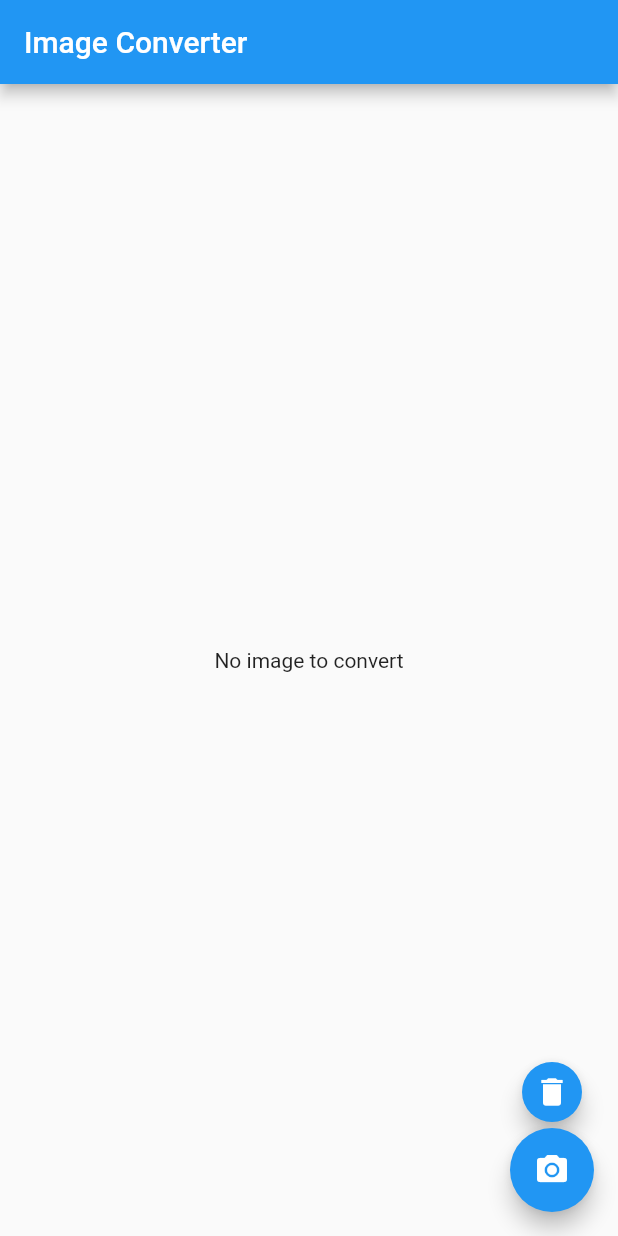
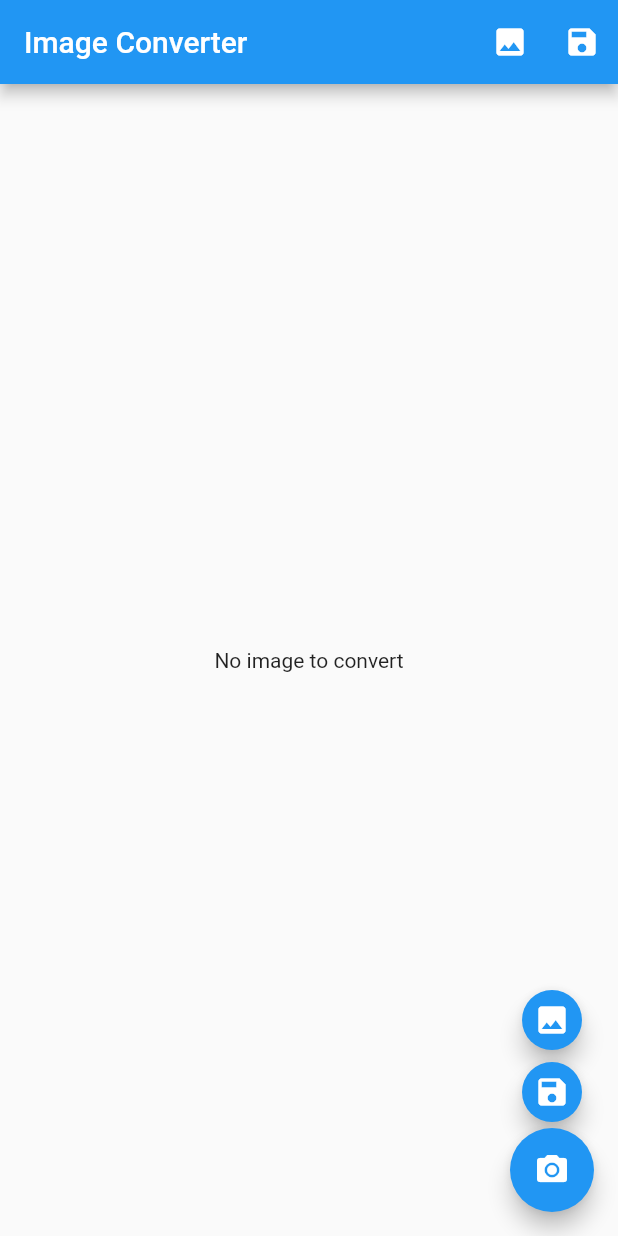
Before and after one commit to ivlop/cartoonify, a Flutter app: the screen it shows after launch, on a phone screen of 412 x 824 dp. Run offline on Flutter 3.47's test engine with Material 2 defaults, Android fonts, the phone set to English and light mode, and no system bars; our stand-ins replace image_picker.

Commit message:
Botones en la appbar 	modified:   image_converter/lib/main.dart

```diff
--- a/image_converter/lib/main.dart
+++ b/image_converter/lib/main.dart
@@ -26,15 +26,35 @@ class _MyAppState extends State<MyApp>{
     return new MaterialApp(title: 'Image converter',
       home: new Scaffold(
           appBar: new AppBar(title: new Text('Image Converter'),
+            actions: <Widget>[
+              IconButton(
+                icon: Icon(Icons.image),
+                tooltip: 'Open gallery',
+                onPressed: (){},
+              ),
+              IconButton(
+                icon: Icon(Icons.save,),
+                tooltip: 'Save photo',
+                onPressed: (){},
+              ),
+            ],
           ),
           body: new Center(child: _image == null? new Text('No image to convert'):new Image.file(_image),
           ),
           floatingActionButton:Column(
-              //crossAxisAlignment: CrossAxisAlignment.end,
+            //crossAxisAlignment: CrossAxisAlignment.end,
               mainAxisAlignment: MainAxisAlignment.end,
               children: <Widget>[
                 FloatingActionButton(
-                  child: Icon(Icons.delete, color: Colors.white,),
+                  child: Icon(Icons.image,),
+                  tooltip: 'Open gallery',
+                  mini: true,
+                  backgroundColor: Colors.blue,
+                  onPressed: (){},
+                ),
+                FloatingActionButton(
+                  child: Icon(Icons.save,),
+                  tooltip: 'Save photo',
                   mini: true,
                   onPressed: (){},
                 ),
```
